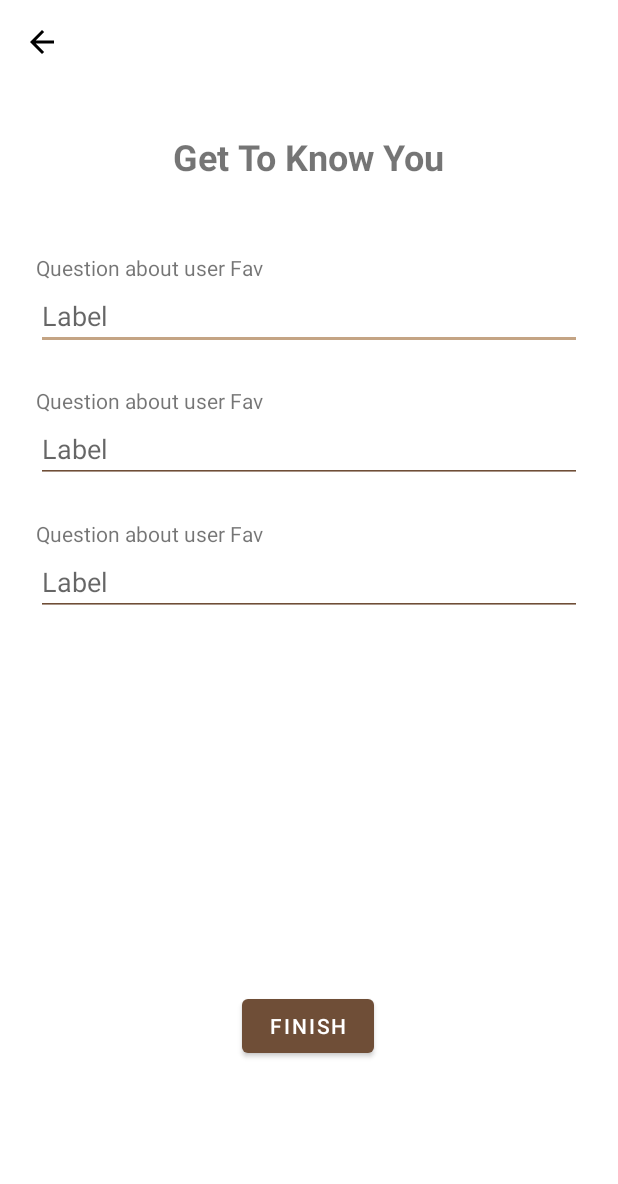
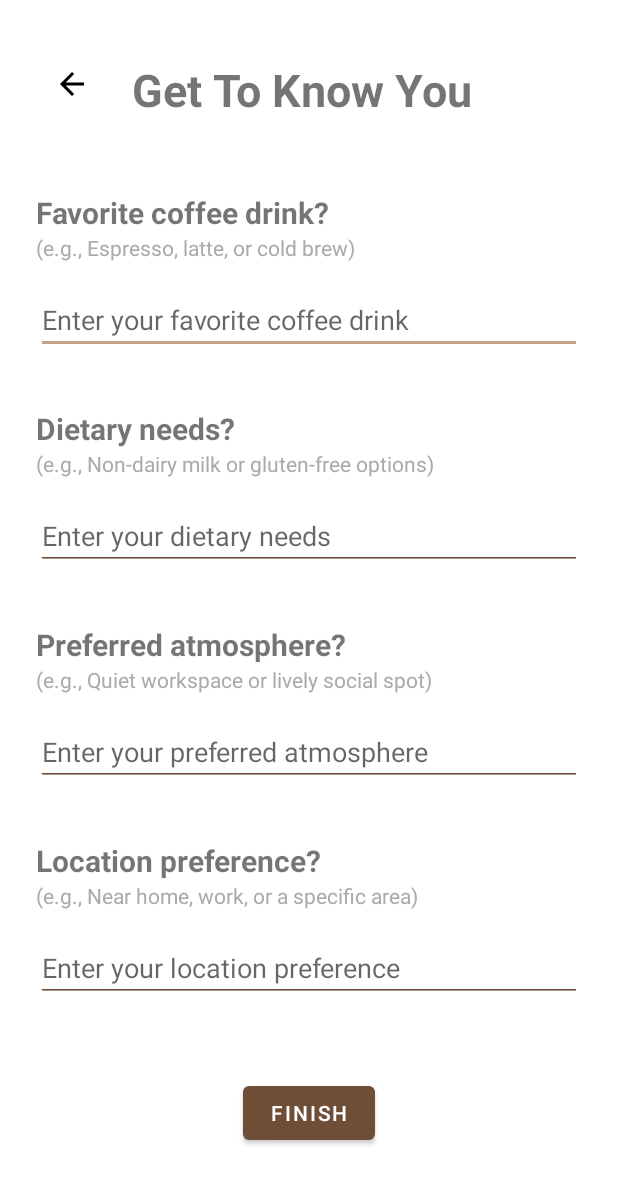
Before and after one commit to Eylon-42/coffeefee, an Android app built with Jetpack Compose: the fragment GetToKnowYouFragment shown on its own in the app's theme, on a phone screen of 412 x 824 dp. Shown: the top 1184 px of the screen. Run offline under Robolectric (Android 15) with nearby library versions, the phone set to English and light mode, and no system bars; our stand-ins replace Firebase (no records; nobody signed in at launch, a user with empty details on screens opened directly); 1 statement that could not run was skipped.

Commit message:
start of the implementation. FIX the bug of sending the data to fb

```diff
--- a/app/build.gradle.kts
+++ b/app/build.gradle.kts
@@ -85,6 +85,7 @@ dependencies {
     implementation(libs.androidx.ui.tooling.preview)
     implementation(libs.androidx.material3)
     implementation(libs.androidx.recyclerview)
+    implementation(libs.firebase.auth.ktx)
     testImplementation(libs.junit)
     androidTestImplementation(libs.androidx.junit)
     androidTestImplementation(libs.androidx.espresso.core)
--- a/app/src/main/java/com/eaor/coffeefee/fragments/GetToKnowYouFragment.kt
+++ b/app/src/main/java/com/eaor/coffeefee/fragments/GetToKnowYouFragment.kt
@@ -5,22 +5,25 @@ import android.os.Bundle
 import android.view.LayoutInflater
 import android.view.View
 import android.view.ViewGroup
-import android.widget.Button
 import android.widget.EditText
 import android.widget.ImageButton
 import android.widget.Toast
 import androidx.activity.OnBackPressedCallback
+import androidx.core.content.ContextCompat
 import androidx.fragment.app.Fragment
 import androidx.navigation.fragment.findNavController
 import com.eaor.coffeefee.R
 import com.google.firebase.auth.FirebaseAuth
 import com.google.firebase.firestore.FirebaseFirestore
-import androidx.core.content.ContextCompat
 
 class GetToKnowYouFragment : Fragment() {
-    private lateinit var answer1EditText: EditText
-    private lateinit var answer2EditText: EditText
-    private lateinit var answer3EditText: EditText
+    private lateinit var nameEditText: EditText
+    private lateinit var emailEditText: EditText
+    private lateinit var passwordEditText: EditText
+    private lateinit var coffeeDrinkEditText: EditText
+    private lateinit var dietaryNeedsEditText: EditText
+    private lateinit var atmosphereEditText: EditText
+    private lateinit var locationPreferenceEditText: EditText
     private lateinit var nextButton: View
     private lateinit var backButton: View
     private lateinit var auth: FirebaseAuth
@@ -42,9 +45,13 @@ class GetToKnowYouFragment : Fragment() {
         db = FirebaseFirestore.getInstance()
 
         // Initialize views
-        answer1EditText = view.findViewById(R.id.etAnswer1)
-        answer2EditText = view.findViewById(R.id.etAnswer2)
-        answer3EditText = view.findViewById(R.id.etAnswer3)
+        nameEditText = view.findViewById(R.id.etName)
+        emailEditText = view.findViewById(R.id.etEmail)
+        passwordEditText = view.findViewById(R.id.etPassword)
+        coffeeDrinkEditText = view.findViewById(R.id.etCoffeeDrink)
+        dietaryNeedsEditText = view.findViewById(R.id.etDietaryNeeds)
+        atmosphereEditText = view.findViewById(R.id.etAtmosphere)
+        locationPreferenceEditText = view.findViewById(R.id.etLocationPreference)
         nextButton = view.findViewById(R.id.btnNext)
         backButton = view.findViewById(R.id.btnBack)
 
@@ -66,9 +73,10 @@ class GetToKnowYouFragment : Fragment() {
             }
         )
 
+        // Handle next button click
         nextButton.setOnClickListener {
             if (validateAnswers()) {
-                savePreferences()
+                saveUserDetails()
             }
         }
     }
@@ -85,48 +93,86 @@ class GetToKnowYouFragment : Fragment() {
         )
     }
 
-    private fun savePreferences() {
+    private fun saveUserDetails() {
         val userId = auth.currentUser?.uid
         if (userId == null) {
             Toast.makeText(context, "User not authenticated", Toast.LENGTH_SHORT).show()
             return
         }
 
-        val preferences = hashMapOf(
-            "first" to answer1EditText.text.toString(),
-            "second" to answer2EditText.text.toString(),
-            "third" to answer3EditText.text.toString()
+        // Prepare data in the required format
+        val userDetails = hashMapOf(
+            "name" to nameEditText.text.toString(),
+            "email" to emailEditText.text.toString(),
+            "preferences" to hashMapOf(
+                "favoriteCoffeeDrink" to coffeeDrinkEditText.text.toString(),
+                "dietaryNeeds" to dietaryNeedsEditText.text.toString(),
+                "preferredAtmosphere" to atmosphereEditText.text.toString(),
+                "locationPreference" to locationPreferenceEditText.text.toString()
+            )
         )
 
+        // Save to Firebase
         db.collection("Users")
             .document(userId)
-            .update("preferences", preferences)
+            .set(userDetails)
             .addOnSuccessListener {
-                // Navigate to sign in fragment after successful save
+                // Navigate to sign-in fragment after saving
                 findNavController().navigate(R.id.action_getToKnowYouFragment_to_signInFragment)
             }
             .addOnFailureListener { e ->
                 Toast.makeText(
                     context,
-                    "Failed to save preferences: ${e.message}",
+                    "Failed to save user details: ${e.message}",
                     Toast.LENGTH_SHORT
                 ).show()
             }
     }
 
     private fun validateAnswers(): Boolean {
-        if (answer1EditText.text.isNullOrEmpty()) {
-            answer1EditText.error = "Please answer this question"
-            return false
+        var isValid = true
+
+        // Validate name, email, and password
+        if (nameEditText.text.isNullOrEmpty()) {
+            nameEditText.error = "Name is required"
+            isValid = false
         }
-        if (answer2EditText.text.isNullOrEmpty()) {
-            answer2EditText.error = "Please answer this question"
-            return false
+        if (emailEditText.text.isNullOrEmpty()) {
+            emailEditText.error = "Email is required"
+            isValid = false
         }
-        if (answer3EditText.text.isNullOrEmpty()) {
-            answer3EditText.error = "Please answer this question"
-            return false
+        if (passwordEditText.text.isNullOrEmpty()) {
+            passwordEditText.error = "Password is required"
+            isValid = false
         }
-        return true
+
+        // Validate preferences
+        if (!isValidAnswer(coffeeDrinkEditText.text.toString())) {
+            coffeeDrinkEditText.error = "Invalid input: letters only, max 15 characters"
+            isValid = false
+        }
+        if (!isValidAnswer(dietaryNeedsEditText.text.toString())) {
+            dietaryNeedsEditText.error = "Invalid input: letters only, max 15 characters"
+            isValid = false
+        }
+        if (!isValidAnswer(atmosphereEditText.text.toString())) {
+            atmosphereEditText.error = "Invalid input: letters only, max 15 characters"
+            isValid = false
+        }
+        if (!isValidAnswer(locationPreferenceEditText.text.toString())) {
+            locationPreferenceEditText.error = "Invalid input: letters only, max 15 characters"
+            isValid = false
+        }
+
+        return isValid
+    }
+
+    private fun isValidAnswer(input: String): Boolean {
+        // Check for empty or invalid input
+        if (input.isEmpty()) return false
+
+        // Regular expression for valid characters (letters, spaces, punctuation)
+        val regex = Regex("^[a-zA-Z\\s,.!?]{1,15}$")
+        return regex.matches(input)
     }
 }
--- a/app/src/main/res/layout/fragment_get_to_know_you.xml
+++ b/app/src/main/res/layout/fragment_get_to_know_you.xml
@@ -5,102 +5,191 @@
     android:layout_width="match_parent"
     android:layout_height="match_parent">
 
+    <!-- Back Button -->
     <ImageButton
         android:id="@+id/btnBack"
         android:layout_width="48dp"
         android:layout_height="48dp"
-        android:layout_marginStart="4dp"
-        android:layout_marginTop="4dp"
+        android:layout_marginStart="24dp"
+        android:layout_marginTop="32dp"
         android:background="?attr/selectableItemBackgroundBorderless"
         android:contentDescription="Back"
         android:src="@drawable/ic_arrow_back"
         app:layout_constraintStart_toStartOf="parent"
         app:layout_constraintTop_toTopOf="parent" />
 
+    <!-- Title -->
     <TextView
         android:id="@+id/tvTitle"
         android:layout_width="wrap_content"
         android:layout_height="wrap_content"
-        android:layout_marginTop="88dp"
+        android:layout_marginStart="16dp"
         android:text="Get To Know You"
-        android:textSize="24sp"
+        android:textSize="30sp"
         android:textStyle="bold"
-        app:layout_constraintEnd_toEndOf="parent"
-        app:layout_constraintStart_toStartOf="parent"
-        app:layout_constraintTop_toTopOf="parent" />
+        app:layout_constraintStart_toEndOf="@id/btnBack"
+        app:layout_constraintBottom_toBottomOf="@id/btnBack" />
 
+    <!-- Question 1 -->
     <TextView
         android:id="@+id/tvQuestion1"
         android:layout_width="0dp"
         android:layout_height="wrap_content"
-        android:text="Question about user Fav"
+        android:text="Favorite coffee drink?"
+        android:textSize="20sp"
+        android:textStyle="bold"
         android:layout_marginTop="48dp"
         android:layout_marginHorizontal="24dp"
         app:layout_constraintTop_toBottomOf="@id/tvTitle"
         app:layout_constraintStart_toStartOf="parent"
-        app:layout_constraintEnd_toEndOf="parent"/>
+        app:layout_constraintEnd_toEndOf="parent" />
+
+    <TextView
+        android:id="@+id/tvExample1"
+        android:layout_width="0dp"
+        android:layout_height="wrap_content"
+        android:text="(e.g., Espresso, latte, or cold brew)"
+        android:textSize="14sp"
+        android:layout_marginHorizontal="24dp"
+        android:textColor="@android:color/darker_gray"
+        app:layout_constraintTop_toBottomOf="@id/tvQuestion1"
+        app:layout_constraintStart_toStartOf="parent"
+        app:layout_constraintEnd_toEndOf="parent" />
 
     <EditText
-        android:id="@+id/etAnswer1"
+        android:id="@+id/etCoffeeDrink"
         android:layout_width="0dp"
         android:layout_height="wrap_content"
-        android:hint="Label"
+        android:hint="Enter your favorite coffee drink"
+        android:layout_marginTop="16dp"
         android:layout_marginHorizontal="24dp"
-        app:layout_constraintTop_toBottomOf="@id/tvQuestion1"
+        app:layout_constraintTop_toBottomOf="@id/tvExample1"
         app:layout_constraintStart_toStartOf="parent"
-        app:layout_constraintEnd_toEndOf="parent"/>
+        app:layout_constraintEnd_toEndOf="parent" />
 
+    <!-- Question 2 -->
     <TextView
         android:id="@+id/tvQuestion2"
         android:layout_width="0dp"
         android:layout_height="wrap_content"
-        android:text="Question about user Fav"
-        android:layout_marginTop="24dp"
+        android:text="Dietary needs?"
+        android:textSize="20sp"
+        android:textStyle="bold"
+        android:layout_marginTop="36dp"
         android:layout_marginHorizontal="24dp"
-        app:layout_constraintTop_toBottomOf="@id/etAnswer1"
+        app:layout_constraintTop_toBottomOf="@id/etCoffeeDrink"
         app:layout_constraintStart_toStartOf="parent"
-        app:layout_constraintEnd_toEndOf="parent"/>
+        app:layout_constraintEnd_toEndOf="parent" />
+
+    <TextView
+        android:id="@+id/tvExample2"
+        android:layout_width="0dp"
+        android:layout_height="wrap_content"
+        android:text="(e.g., Non-dairy milk or gluten-free options)"
+        android:textSize="14sp"
+        android:layout_marginHorizontal="24dp"
+        android:textColor="@android:color/darker_gray"
+        app:layout_constraintTop_toBottomOf="@id/tvQuestion2"
+        app:layout_constraintStart_toStartOf="parent"
+        app:layout_constraintEnd_toEndOf="parent" />
 
     <EditText
-        android:id="@+id/etAnswer2"
+        android:id="@+id/etDietaryNeeds"
         android:layout_width="0dp"
         android:layout_height="wrap_content"
-        android:hint="Label"
+        android:hint="Enter your dietary needs"
+        android:layout_marginTop="16dp"
         android:layout_marginHorizontal="24dp"
-        app:layout_constraintTop_toBottomOf="@id/tvQuestion2"
+        app:layout_constraintTop_toBottomOf="@id/tvExample2"
         app:layout_constraintStart_toStartOf="parent"
-        app:layout_constraintEnd_toEndOf="parent"/>
+        app:layout_constraintEnd_toEndOf="parent" />
 
+    <!-- Question 3 -->
     <TextView
         android:id="@+id/tvQuestion3"
         android:layout_width="0dp"
         android:layout_height="wrap_content"
-        android:text="Question about user Fav"
-        android:layout_marginTop="24dp"
+        android:text="Preferred atmosphere?"
+        android:textSize="20sp"
+        android:textStyle="bold"
+        android:layout_marginTop="36dp"
         android:layout_marginHorizontal="24dp"
-        app:layout_constraintTop_toBottomOf="@id/etAnswer2"
+        app:layout_constraintTop_toBottomOf="@id/etDietaryNeeds"
         app:layout_constraintStart_toStartOf="parent"
-        app:layout_constraintEnd_toEndOf="parent"/>
+        app:layout_constraintEnd_toEndOf="parent" />
+
+    <TextView
+        android:id="@+id/tvExample3"
+        android:layout_width="0dp"
+        android:layout_height="wrap_content"
+        android:text="(e.g., Quiet workspace or lively social spot)"
+        android:textSize="14sp"
+        android:layout_marginHorizontal="24dp"
+        android:textColor="@android:color/darker_gray"
+        app:layout_constraintTop_toBottomOf="@id/tvQuestion3"
+        app:layout_constraintStart_toStartOf="parent"
+        app:layout_constraintEnd_toEndOf="parent" />
 
     <EditText
-        android:id="@+id/etAnswer3"
+        android:id="@+id/etAtmosphere"
         android:layout_width="0dp"
         android:layout_height="wrap_content"
-        android:hint="Label"
+        android:hint="Enter your preferred atmosphere"
+        android:layout_marginTop="16dp"
         android:layout_marginHorizontal="24dp"
-        app:layout_constraintTop_toBottomOf="@id/tvQuestion3"
+        app:layout_constraintTop_toBottomOf="@id/tvExample3"
         app:layout_constraintStart_toStartOf="parent"
-        app:layout_constraintEnd_toEndOf="parent"/>
+        app:layout_constraintEnd_toEndOf="parent" />
 
+    <!-- Question 4 -->
+    <TextView
+        android:id="@+id/tvQuestion4"
+        android:layout_width="0dp"
+        android:layout_height="wrap_content"
+        android:text="Location preference?"
+        android:textSize="20sp"
+        android:textStyle="bold"
+        android:layout_marginTop="36dp"
+        android:layout_marginHorizontal="24dp"
+        app:layout_constraintTop_toBottomOf="@id/etAtmosphere"
+        app:layout_constraintStart_toStartOf="parent"
+        app:layout_constraintEnd_toEndOf="parent" />
+
+    <TextView
+        android:id="@+id/tvExample4"
+        android:layout_width="0dp"
+        android:layout_height="wrap_content"
+        android:text="(e.g., Near home, work, or a specific area)"
+        android:textSize="14sp"
+        android:layout_marginHorizontal="24dp"
+        android:textColor="@android:color/darker_gray"
+        app:layout_constraintTop_toBottomOf="@id/tvQuestion4"
+        app:layout_constraintStart_toStartOf="parent"
+        app:layout_constraintEnd_toEndOf="parent" />
+
+    <EditText
+        android:id="@+id/etLocationPreference"
+        android:layout_width="0dp"
+        android:layout_height="wrap_content"
+        android:hint="Enter your location preference"
+        android:layout_marginTop="16dp"
+        android:layout_marginHorizontal="24dp"
+        app:layout_constraintTop_toBottomOf="@id/tvExample4"
+        app:layout_constraintStart_toStartOf="parent"
+        app:layout_constraintEnd_toEndOf="parent" />
+
+    <!-- Next Button -->
     <Button
         android:id="@+id/btnNext"
         android:layout_width="wrap_content"
         android:layout_height="wrap_content"
-        android:layout_marginBottom="116dp"
+        android:layout_marginTop="40dp"
+        android:layout_marginBottom="48dp"
         android:text="Finish"
         app:layout_constraintBottom_toBottomOf="parent"
         app:layout_constraintEnd_toEndOf="parent"
-        app:layout_constraintHorizontal_bias="0.498"
-        app:layout_constraintStart_toStartOf="parent" />
+        app:layout_constraintHorizontal_bias="0.5"
+        app:layout_constraintStart_toStartOf="parent"
+        app:layout_constraintTop_toBottomOf="@id/etLocationPreference" />
 
 </androidx.constraintlayout.widget.ConstraintLayout>
--- a/gradle/libs.versions.toml
+++ b/gradle/libs.versions.toml
@@ -16,6 +16,7 @@ roomRuntime = "2.6.1"
 playServicesMaps = "19.0.0"
 playServicesLocation = "21.3.0"
 playServicesPlaces = "3.2.0"
+firebaseAuthKtx = "23.1.0"
 
 [libraries]
 androidx-core-ktx = { group = "androidx.core", name = "core-ktx", version.ref = "coreKtx" }
@@ -46,6 +47,7 @@ play-services-maps = { group = "com.google.android.gms", name = "play-services-m
 play-services-location = { group = "com.google.android.gms", name = "play-services-location", version.ref = "playServicesLocation" }
 play-services-places = { group = "com.google.android.gms", name = "play-services-places", version.ref = "playServicesPlaces" }
 places-sdk = { group = "com.google.android.libraries.places", name = "places", version.ref = "playServicesPlaces" }
+firebase-auth-ktx = { group = "com.google.firebase", name = "firebase-auth-ktx", version.ref = "firebaseAuthKtx" }
 
 [plugins]
 android-application = { id = "com.android.application", version.ref = "agp" }
```
